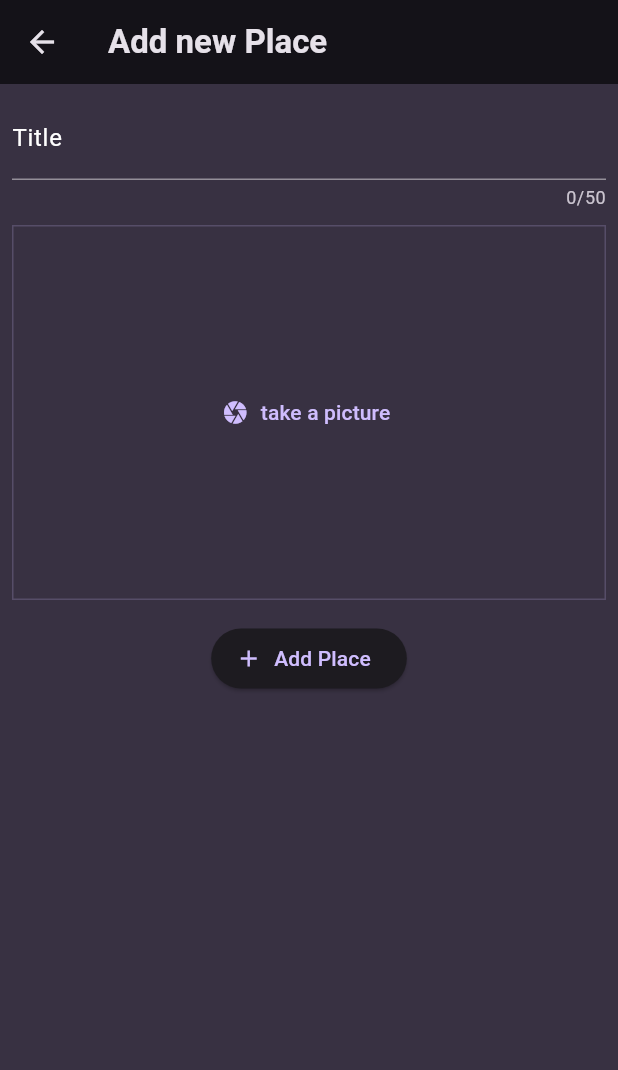
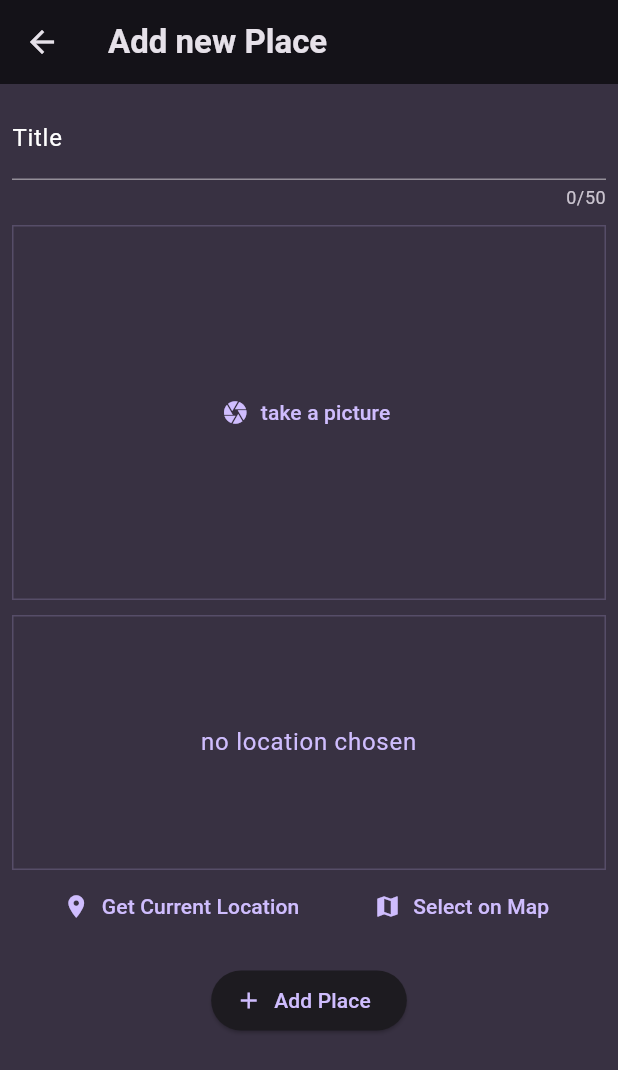
Before and after one commit to JavidIbra/flutter_favorite_places_app, a Flutter app: the AddNewPlaceScreen screen opened directly, on a phone screen of 412 x 824 dp. Shown: the top 1070 px of the screen. Run offline on Flutter 3.47's test engine with Material 3 defaults, Android fonts, the phone set to English and light mode, and no system bars; our stand-ins replace flutter_riverpod, google_fonts, image_picker, location.

Commit message:
last changes

```diff
--- a/lib/models/place.dart
+++ b/lib/models/place.dart
@@ -1,10 +1,13 @@
+import 'dart:io';
+
 import 'package:uuid/uuid.dart';
 
 const uuid = Uuid();
 
 class Place {
-  Place(this.title) : id = uuid.v4();
+  Place({required this.title, required this.image}) : id = uuid.v4();
 
-  String id;
-  String title;
+  final String id;
+  final String title;
+  final File image;
 }
--- a/lib/providers/user_places.dart
+++ b/lib/providers/user_places.dart
@@ -1,11 +1,13 @@
+import 'dart:io';
+
 import 'package:flutter_favorite_places_app/models/place.dart';
 import 'package:flutter_riverpod/flutter_riverpod.dart';
 
 class UserPlacesNotifier extends StateNotifier<List<Place>> {
   UserPlacesNotifier() : super(const []);
 
-  void addPlace(String title) {
-    final newPlace = Place(title);
+  void addPlace(String title, File image) {
+    final newPlace = Place(title: title, image: image);
     state = [newPlace, ...state];
   }
 }
--- a/lib/screens/add_new_place_screen.dart
+++ b/lib/screens/add_new_place_screen.dart
@@ -1,6 +1,9 @@
+import 'dart:io';
+
 import 'package:flutter/material.dart';
 import 'package:flutter_favorite_places_app/providers/user_places.dart';
 import 'package:flutter_favorite_places_app/widgets/image_input.dart';
+import 'package:flutter_favorite_places_app/widgets/location_input.dart';
 import 'package:flutter_riverpod/flutter_riverpod.dart';
 
 class AddNewPlaceScreen extends ConsumerStatefulWidget {
@@ -12,15 +15,16 @@ class AddNewPlaceScreen extends ConsumerStatefulWidget {
 
 class _AddNewPlaceScreenState extends ConsumerState<AddNewPlaceScreen> {
   final textEditingController = TextEditingController();
+  File? _selectedImage;
 
   void _addItem() {
     String text = textEditingController.value.text;
 
-    if (text.isEmpty) {
+    if (text.isEmpty || _selectedImage == null) {
       return;
     }
 
-    ref.read(userPlacesProvider.notifier).addPlace(text);
+    ref.read(userPlacesProvider.notifier).addPlace(text, _selectedImage!);
     Navigator.of(context).pop();
   }
 
@@ -59,7 +63,13 @@ class _AddNewPlaceScreenState extends ConsumerState<AddNewPlaceScreen> {
                               labelStyle: TextStyle(color: Colors.white)),
                         ),
                         const SizedBox(height: 10),
-                        const ImageInput(),
+                        ImageInput(
+                          onPickImage: (image) {
+                            _selectedImage = image;
+                          },
+                        ),
+                        const SizedBox(height: 10),
+                        const LocationInput(),
                         const SizedBox(height: 15),
                         ElevatedButton.icon(
                           icon: const Icon(
--- a/lib/widgets/image_input.dart
+++ b/lib/widgets/image_input.dart
@@ -4,7 +4,9 @@ import 'package:flutter/material.dart';
 import 'package:image_picker/image_picker.dart';
 
 class ImageInput extends StatefulWidget {
-  const ImageInput({super.key});
+  const ImageInput({super.key, required this.onPickImage});
+
+  final void Function(File image) onPickImage;
 
   @override
   State<ImageInput> createState() => _ImageInputState();
@@ -27,6 +29,8 @@ class _ImageInputState extends State<ImageInput> {
     setState(() {
       _selectedImage = File(pickedImage.path);
     });
+
+    widget.onPickImage(_selectedImage!);
   }
 
   @override
--- /dev/null
+++ b/lib/widgets/location_input.dart
@@ -0,0 +1,101 @@
+import 'package:flutter/material.dart';
+import 'package:location/location.dart';
+import 'package:http/http.dart' as http;
+
+class LocationInput extends StatefulWidget {
+  const LocationInput({super.key});
+
+  @override
+  State<LocationInput> createState() => _LocationInputState();
+}
+
+class _LocationInputState extends State<LocationInput> {
+  Location? _pickedLocation;
+  var _isGettingLocation = false;
+
+  void _getCurrentLocation() async {
+    Location location = Location();
+
+    bool serviceEnabled;
+    PermissionStatus permissionGranted;
+    LocationData locationData;
+
+    serviceEnabled = await location.serviceEnabled();
+    if (!serviceEnabled) {
+      serviceEnabled = await location.requestService();
+      if (!serviceEnabled) {
+        return;
+      }
+    }
+
+    permissionGranted = await location.hasPermission();
+    if (permissionGranted == PermissionStatus.denied) {
+      permissionGranted = await location.requestPermission();
+      if (permissionGranted != PermissionStatus.granted) {
+        return;
+      }
+    }
+
+    setState(() {
+      _isGettingLocation = true;
+    });
+
+    locationData = await location.getLocation();
+    final url = Uri.parse("");
+
+    setState(() {
+      _isGettingLocation = false;
+    });
+
+    print(locationData.latitude);
+    print(locationData.longitude);
+  }
+
+  @override
+  Widget build(BuildContext context) {
+    Widget previewContent = Text(
+      'no location chosen',
+      textAlign: TextAlign.center,
+      style: Theme.of(context)
+          .textTheme
+          .bodyLarge!
+          .copyWith(color: Theme.of(context).colorScheme.primary),
+    );
+
+    if (_isGettingLocation) {
+      previewContent = const CircularProgressIndicator();
+    }
+
+    return Column(
+      children: [
+        Container(
+          alignment: Alignment.center,
+          height: 170,
+          width: double.infinity,
+          decoration: BoxDecoration(
+            border: Border.all(
+              width: 1,
+              color: Theme.of(context).colorScheme.primary.withOpacity(0.2),
+            ),
+          ),
+          child: previewContent,
+        ),
+        Row(
+          mainAxisAlignment: MainAxisAlignment.spaceEvenly,
+          children: [
+            TextButton.icon(
+              onPressed: _getCurrentLocation,
+              label: const Text("Get Current Location"),
+              icon: const Icon(Icons.location_on),
+            ),
+            TextButton.icon(
+              onPressed: () {},
+              label: const Text("Select on Map"),
+              icon: const Icon(Icons.map),
+            )
+          ],
+        ),
+      ],
+    );
+  }
+}
--- a/lib/widgets/places_list.dart
+++ b/lib/widgets/places_list.dart
@@ -24,6 +24,10 @@ class PlacesList extends StatelessWidget {
     return ListView.builder(
       itemCount: places.length,
       itemBuilder: (ctx, index) => ListTile(
+        leading: CircleAvatar(
+          radius: 26,
+          backgroundImage: FileImage(places[index].image),
+        ),
         title: Text(
           places[index].title,
           style: Theme.of(context)
--- a/pubspec.yaml
+++ b/pubspec.yaml
@@ -39,6 +39,8 @@ dependencies:
   uuid: ^4.5.0
   flutter_riverpod: ^2.5.1
   image_picker: ^1.1.2
+  location: ^6.0.2
+  http: ^1.2.2
 
 dev_dependencies:
   flutter_test:
```
Also changed, not shown: lib/screens/home_screen.dart (+5 -2 lines), lib/screens/place_detail.dart (+10 -1 lines), pubspec.lock, 3 other files.
